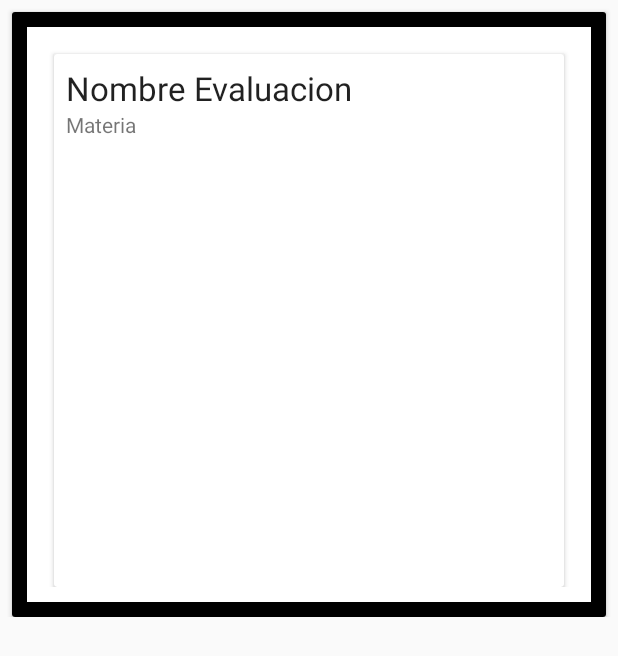
After one commit to Freduart/ProyectoPDM, an Android app: the layout activity_evaluacion.xml on its own in the app's theme, with its tools: preview values and no code run, on a phone screen of 412 x 824 dp. The commit adds this screen. Shown: the top 656 px of the screen. Run offline under Robolectric (Android 15) with nearby library versions, the phone set to English and light mode, and no system bars.

Commit message:
Listado de Evaluaciones
Evaluaciones listándose
Archivos nuevos: Activity de evaluacion, layout de activity y evaluacion_item
Archivos modificados: Manifiest (para añadir la nueva activity), Evaluacion adapter (para mostrar la materia de la evaluacion)

```diff
--- a/ProyectoPDM/app/src/main/AndroidManifest.xml
+++ b/ProyectoPDM/app/src/main/AndroidManifest.xml
@@ -9,6 +9,7 @@
         android:roundIcon="@mipmap/ic_launcher_round"
         android:supportsRtl="true"
         android:theme="@style/AppTheme">
+        <activity android:name=".EvaluacionActivity"></activity>
         <activity android:name=".LoginActivity">
             <intent-filter>
                 <action android:name="android.intent.action.MAIN" />
@@ -17,8 +18,7 @@
             </intent-filter>
         </activity>
         <activity android:name=".RegistrarSolicitudRepeActivity" />
-        <activity android:name=".MainActivity">
-        </activity>
+        <activity android:name=".MainActivity"></activity>
     </application>
 
 </manifest>
--- a/ProyectoPDM/app/src/main/java/sv/ues/fia/eisi/proyectopdm/Adapter/EvaluacionAdapter.java
+++ b/ProyectoPDM/app/src/main/java/sv/ues/fia/eisi/proyectopdm/Adapter/EvaluacionAdapter.java
@@ -10,16 +10,20 @@ import java.util.ArrayList;
 import java.util.List;
 import sv.ues.fia.eisi.proyectopdm.R;
 import sv.ues.fia.eisi.proyectopdm.db.entity.Evaluacion;
+import sv.ues.fia.eisi.proyectopdm.db.entity.Asignatura;
 
 public class EvaluacionAdapter extends RecyclerView.Adapter<EvaluacionAdapter.EvaluacionHolder> {
     private List<Evaluacion> evaluaciones=new ArrayList<>();
+
     //clase Holder
     class EvaluacionHolder extends RecyclerView.ViewHolder{
-        private TextView nombre;
+        private TextView nombreEval;
+        private TextView nombreMateria;
 
         public EvaluacionHolder(@NonNull View itemView) {
             super(itemView);
-            nombre=itemView.findViewById(R.id.text1);
+            nombreEval=itemView.findViewById(R.id.text_eval_nom);
+            nombreMateria=itemView.findViewById(R.id.text_eval_mat);
         }
     }
     //implementacion
@@ -27,14 +31,16 @@ public class EvaluacionAdapter extends RecyclerView.Adapter<EvaluacionAdapter.Ev
     @Override
     public EvaluacionAdapter.EvaluacionHolder onCreateViewHolder(@NonNull ViewGroup parent, int viewType) {
         View itemView= LayoutInflater.from(parent.getContext())
-                .inflate(R.layout.escuela_item,parent,false);
+                .inflate(R.layout.evaluacion_item,parent,false);
         return new EvaluacionHolder(itemView);
     }
 
     @Override
     public void onBindViewHolder(@NonNull EvaluacionAdapter.EvaluacionHolder holder, int position) {
         Evaluacion evaluacionActual = evaluaciones.get(position);
-        holder.nombre.setText(evaluacionActual.getNomEvaluacion());
+        int id = evaluacionActual.getIdEvaluacion();
+        holder.nombreEval.setText(id + ". " + evaluacionActual.getNomEvaluacion());
+        holder.nombreMateria.setText(evaluacionActual.getCodigoAsignatura());
     }
 
     @Override
--- /dev/null
+++ b/ProyectoPDM/app/src/main/java/sv/ues/fia/eisi/proyectopdm/EvaluacionActivity.java
@@ -0,0 +1,41 @@
+package sv.ues.fia.eisi.proyectopdm;
+
+import androidx.appcompat.app.AppCompatActivity;
+import androidx.lifecycle.Observer;
+import androidx.lifecycle.ViewModelProvider;
+import androidx.recyclerview.widget.LinearLayoutManager;
+import androidx.recyclerview.widget.RecyclerView;
+
+import android.os.Bundle;
+
+import java.util.List;
+
+import sv.ues.fia.eisi.proyectopdm.Adapter.EvaluacionAdapter;
+import sv.ues.fia.eisi.proyectopdm.ViewModel.EvaluacionViewModel;
+import sv.ues.fia.eisi.proyectopdm.db.entity.Evaluacion;
+
+public class EvaluacionActivity extends AppCompatActivity {
+    private EvaluacionViewModel EvaluacionVM;
+
+    @Override
+    protected void onCreate(Bundle savedInstanceState) {
+        super.onCreate(savedInstanceState);
+        setContentView(R.layout.activity_evaluacion);
+
+        RecyclerView EvalRecycler = findViewById(R.id.recycler_eval_view);
+        EvalRecycler.setLayoutManager(new LinearLayoutManager(this));
+        EvalRecycler.setHasFixedSize(true);
+
+        final EvaluacionAdapter adaptador = new EvaluacionAdapter();
+        EvalRecycler.setAdapter(adaptador);
+
+        EvaluacionVM = new ViewModelProvider.AndroidViewModelFactory(getApplication()).create(EvaluacionViewModel.class);
+        EvaluacionVM.getEvalAll().observe(this, new Observer<List<Evaluacion>>() {
+            @Override
+            public void onChanged(List<Evaluacion> evaluacions) {
+                adaptador.setEvaluaciones(evaluacions);
+            }
+        });
+
+    }
+}
--- /dev/null
+++ b/ProyectoPDM/app/src/main/res/layout/activity_evaluacion.xml
@@ -0,0 +1,39 @@
+<?xml version="1.0" encoding="utf-8"?>
+<ScrollView xmlns:android="http://schemas.android.com/apk/res/android"
+    xmlns:tools="http://schemas.android.com/tools"
+    android:layout_width="match_parent"
+    android:layout_height="wrap_content"
+    android:orientation="vertical"
+    android:fillViewport="true"
+    tools:context=".EvaluacionActivity">
+    <androidx.cardview.widget.CardView
+        android:layout_width="match_parent"
+        android:layout_height="wrap_content"
+        android:layout_marginStart="8dp"
+        android:layout_marginTop="8dp"
+        android:layout_marginEnd="8dp">
+        <LinearLayout
+            android:layout_width="match_parent"
+            android:layout_height="wrap_content"
+            android:layout_marginTop="0dp"
+            android:background="@color/colorNegro"
+            android:foreground="?attr/selectableItemBackground"
+            android:orientation="vertical"
+            android:padding="10dp">
+            <LinearLayout
+                android:layout_width="match_parent"
+                android:layout_height="wrap_content"
+                android:layout_marginTop="0dp"
+                android:background="@color/colorBlanco"
+                android:foreground="?attr/selectableItemBackground"
+                android:orientation="horizontal"
+                android:padding="10dp">
+                <androidx.recyclerview.widget.RecyclerView
+                    android:id="@+id/recycler_eval_view"
+                    android:layout_width="match_parent"
+                    android:layout_height="match_parent"
+                    tools:listitem="@layout/evaluacion_item"/>
+            </LinearLayout>
+        </LinearLayout>
+    </androidx.cardview.widget.CardView>
+</ScrollView>
--- /dev/null
+++ b/ProyectoPDM/app/src/main/res/layout/evaluacion_item.xml
@@ -0,0 +1,27 @@
+<?xml version="1.0" encoding="utf-8"?>
+<androidx.cardview.widget.CardView xmlns:android="http://schemas.android.com/apk/res/android"
+    android:layout_width="match_parent"
+    android:layout_height="match_parent"
+    android:layout_marginEnd="8dp"
+    android:layout_marginStart="8dp"
+    android:layout_marginTop="8dp">
+    <RelativeLayout
+        android:layout_width="wrap_content"
+        android:layout_height="wrap_content"
+        android:padding="8dp">
+        <TextView
+            android:id="@+id/text_eval_nom"
+            android:layout_width="wrap_content"
+            android:layout_height="wrap_content"
+            android:text="Nombre Evaluacion"
+            android:textAppearance="@style/TextAppearance.AppCompat.Large"
+            android:ellipsize="end"/>
+        <TextView
+            android:id="@+id/text_eval_mat"
+            android:layout_width="wrap_content"
+            android:layout_height="wrap_content"
+            android:layout_below="@id/text_eval_nom"
+            android:text="Materia"
+            android:ellipsize="end"/>
+    </RelativeLayout>
+</androidx.cardview.widget.CardView>
```
